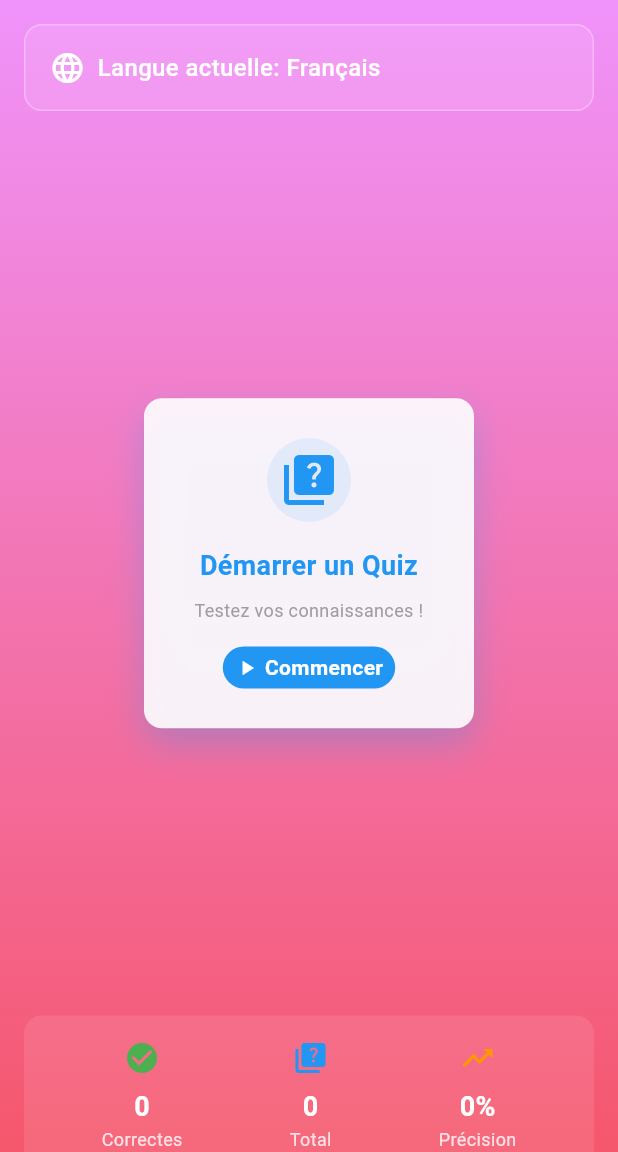
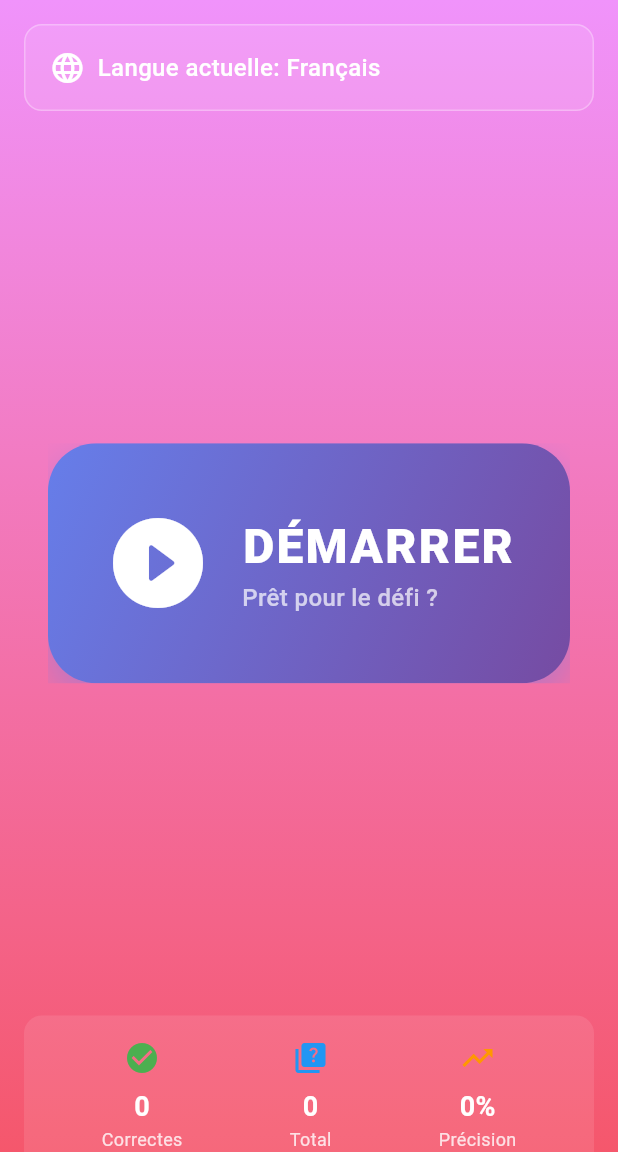
Before and after one commit to Yohann76/app_quiz_hub, a Flutter app: the HomeScreen screen opened by its route, on a phone screen of 412 x 824 dp, the part 84-1236 px from its top. Run offline on Flutter 3.47's test engine with Material 3 defaults, Android fonts, the phone set to English and light mode, and no system bars; our stand-ins replace fl_chart, flutter_dotenv, shared_preferences, supabase_flutter; accounts and stored records are empty.

Commit message:
feat: add simple button

```diff
--- a/lib/features/quiz/home_screen.dart
+++ b/lib/features/quiz/home_screen.dart
@@ -313,102 +313,68 @@ class _StartQuizOption extends StatelessWidget {
 
   @override
   Widget build(BuildContext context) {
-    return Material(
+    return Container(
+      width: double.infinity,
+      height: 160,
+      margin: const EdgeInsets.symmetric(horizontal: AppConstants.defaultPadding),
+      child: Material(
         color: Colors.transparent,
         child: InkWell(
           onTap: onTap,
-        borderRadius: BorderRadius.circular(AppConstants.borderRadius),
-        child: Container(
-          width: 220,
-          height: 220,
-          padding: const EdgeInsets.all(AppConstants.defaultPadding),
+          borderRadius: BorderRadius.circular(32),
+          child: Ink(
             decoration: BoxDecoration(
-            color: Colors.white.withValues(alpha: 0.9),
-            borderRadius: BorderRadius.circular(AppConstants.borderRadius),
+              gradient: const LinearGradient(
+                begin: Alignment.topLeft,
+                end: Alignment.bottomRight,
+                colors: [
+                  Color(0xFF667eea),
+                  Color(0xFF764ba2),
+                ],
+              ),
+              borderRadius: BorderRadius.circular(32),
               boxShadow: [
                 BoxShadow(
-                color: Colors.blue.withValues(alpha: 0.3),
+                  color: const Color(0xFF667eea).withValues(alpha: 0.4),
                   blurRadius: 20,
                   offset: const Offset(0, 10),
                 ),
               ],
             ),
-          child: Column(
+            child: const Row(
               mainAxisAlignment: MainAxisAlignment.center,
+              children: [
+                Icon(
+                  Icons.play_circle_filled_rounded,
+                  size: 72,
+                  color: Colors.white,
+                ),
+                SizedBox(width: 20),
+                Column(
                   mainAxisSize: MainAxisSize.min,
+                  crossAxisAlignment: CrossAxisAlignment.start,
                   children: [
-              // Icône
-              Container(
-                padding: const EdgeInsets.all(AppConstants.smallPadding),
-                decoration: BoxDecoration(
-                  color: Colors.blue.withValues(alpha: 0.1),
-                  borderRadius: BorderRadius.circular(40),
-                ),
-                child: const Icon(
-                  Icons.quiz,
-                  size: 40,
-                  color: Colors.blue,
+                    Text(
+                      'DÉMARRER',
+                      style: TextStyle(
+                        fontSize: 32,
+                        fontWeight: FontWeight.w900,
+                        color: Colors.white,
+                        letterSpacing: 1.5,
                       ),
                     ),
-
-              const SizedBox(height: AppConstants.defaultPadding),
-
-              // Titre
-              const Text(
-                'Démarrer un Quiz',
-                textAlign: TextAlign.center,
+                    Text(
+                      'Prêt pour le défi ?',
                       style: TextStyle(
-                  fontSize: 18,
-                  fontWeight: FontWeight.bold,
-                  color: Colors.blue,
-                ),
-              ),
-
-              const SizedBox(height: AppConstants.smallPadding),
-
-              // Sous-titre
-              const Text(
-                'Testez vos connaissances !',
-                textAlign: TextAlign.center,
-                style: TextStyle(
-                  fontSize: 12,
-                  color: Colors.grey,
-                ),
-              ),
-
-              const SizedBox(height: AppConstants.defaultPadding),
-
-              // Bouton Commencer
-              Container(
-                padding: const EdgeInsets.symmetric(
-                  horizontal: AppConstants.smallPadding,
-                  vertical: AppConstants.smallPadding / 2,
-                ),
-                decoration: BoxDecoration(
-                  color: Colors.blue,
-                  borderRadius: BorderRadius.circular(20),
-                ),
-                child: const Row(
-                  mainAxisSize: MainAxisSize.min,
-                  children: [
-                    Icon(
-                      Icons.play_arrow,
-                      color: Colors.white,
-                      size: 16,
-                    ),
-                    SizedBox(width: AppConstants.smallPadding / 2),
-                    Text(
-                      'Commencer',
-                      style: TextStyle(
-                        color: Colors.white,
-                        fontSize: 14,
-                        fontWeight: FontWeight.w600,
+                        fontSize: 16,
+                        color: Colors.white70,
+                        fontWeight: FontWeight.w500,
                       ),
                     ),
                   ],
                 ),
+              ],
             ),
-            ],
           ),
         ),
       ),
```
Also changed, not shown: 1 other file. Lines whose indentation alone changed are shown as unchanged.
